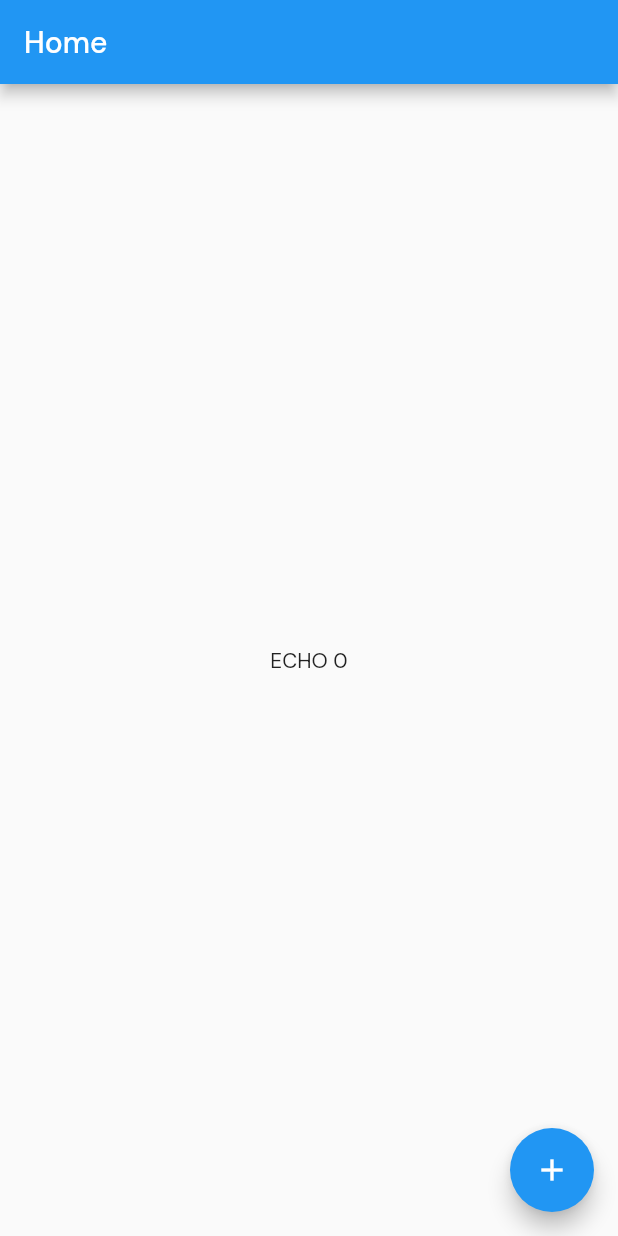
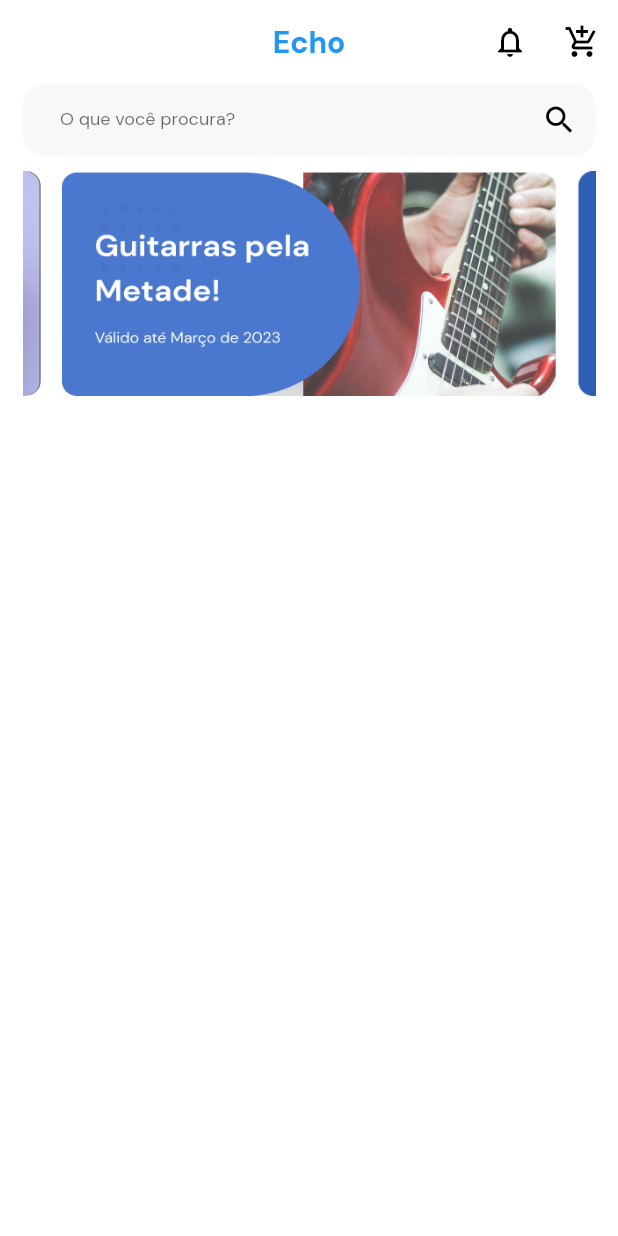
Before and after one commit to felix-thiago/Grupo-03-Echo, a Flutter app: the HomePage screen opened directly, on a phone screen of 412 x 824 dp. Run offline on Flutter 3.47's test engine with Material 2 defaults, Android fonts, the phone set to English and light mode, and no system bars; drawn by our look-alikes of carousel_slider; our stand-ins replace getwidget.

```diff
--- /dev/null
+++ b/lib/components/carrouselcard.dart
@@ -0,0 +1,59 @@
+import 'package:carousel_slider/carousel_slider.dart';
+import 'package:flutter/material.dart';
+import 'package:getwidget/components/carousel/gf_carousel.dart';
+
+class CarrouselCard extends StatelessWidget {
+  const CarrouselCard({super.key});
+
+  @override
+  Widget build(BuildContext context) {
+    return Padding(
+      padding: const EdgeInsets.fromLTRB(0, 10, 0, 0),
+      child: CarouselSlider(
+        items: [
+          Padding(
+            padding: const EdgeInsets.fromLTRB(7, 0, 7, 0),
+            child: Container(
+              width: 800,
+              decoration: const BoxDecoration(
+                borderRadius: BorderRadius.all(Radius.circular(10)),
+                image: DecorationImage(
+                    image: AssetImage('assets/images/foto1.png'),
+                    opacity: 0.9,
+                    alignment: Alignment.bottomRight,
+                    fit: BoxFit.fill),
+              ),
+              child: ConstrainedBox(
+                constraints: BoxConstraints(
+                    maxWidth: MediaQuery.of(context).size.width / 2),
+              ),
+            ),
+          ),
+          Padding(
+            padding: const EdgeInsets.fromLTRB(7, 0, 7, 0),
+            child: Container(
+              width: 800,
+              decoration: const BoxDecoration(
+                borderRadius: BorderRadius.all(Radius.circular(10)),
+                image: DecorationImage(
+                    image: AssetImage('assets/images/foto2.png'),
+                    opacity: 0.9,
+                    alignment: Alignment.bottomRight,
+                    fit: BoxFit.fill),
+              ),
+              child: ConstrainedBox(
+                constraints: BoxConstraints(
+                    maxWidth: MediaQuery.of(context).size.width / 2),
+              ),
+            ),
+          ),
+        ],
+        options: CarouselOptions(
+          height: 150,
+          enableInfiniteScroll: true,
+          viewportFraction: 0.9,
+        ),
+      ),
+    );
+  }
+}
--- a/lib/main.dart
+++ b/lib/main.dart
@@ -1,7 +1,11 @@
 import 'package:flutter/material.dart';
+import 'package:flutter/services.dart';
 import 'myapp.dart';
 
 void main() {
+  WidgetsFlutterBinding.ensureInitialized();
+  SystemChrome.setEnabledSystemUIMode(SystemUiMode.manual,
+      overlays: [SystemUiOverlay.top]);
   runApp(MyApp());
 }
 
--- a/lib/myapp.dart
+++ b/lib/myapp.dart
@@ -9,10 +9,13 @@ class MyApp extends StatelessWidget {
   @override
   Widget build(BuildContext context) {
     return MaterialApp(
-      theme: ThemeData(fontFamily: 'DM Sans'),
+      theme: ThemeData(
+        fontFamily: 'DM Sans',
+        scaffoldBackgroundColor: Colors.white,
+      ),
       debugShowCheckedModeBanner: false,
       home: HomeController(
-        child: LoginPage(),
+        child: HomePage(),
       ),
     );
   }
--- a/lib/views/home_page.dart
+++ b/lib/views/home_page.dart
@@ -1,4 +1,5 @@
 import 'package:flutter/material.dart';
+import 'package:pi_flutter/components/carrouselcard.dart';
 import 'package:pi_flutter/home_controller.dart';
 
 // class HomePage extends StatelessWidget {
@@ -39,18 +40,60 @@ class _HomePageState extends State<HomePage> {
   Widget build(BuildContext context) {
     return Scaffold(
       appBar: AppBar(
-        title: Text('Home'),
+        backgroundColor: Colors.white,
+        elevation: 0,
+        centerTitle: true,
+        title: const Text(
+          'Echo',
+          style: TextStyle(color: Colors.blue, fontWeight: FontWeight.w700),
+        ),
+        actions: [
+          IconButton(
+            onPressed: () {},
+            icon: const Icon(
+              Icons.notifications_none,
+              color: Colors.black,
+            ),
+          ),
+          IconButton(
+            onPressed: () {},
+            icon: const Icon(
+              Icons.add_shopping_cart,
+              color: Colors.black,
+            ),
+          )
+        ],
       ),
-      body: Center(
-        child: Text('ECHO $counter'),
-      ),
-      floatingActionButton: FloatingActionButton(
-        child: Icon(Icons.add),
-        onPressed: () {
-          setState(() {
-            counter++;
-          });
-        },
+      body: Padding(
+        padding: const EdgeInsets.fromLTRB(15, 0, 15, 0),
+        child: Column(
+          children: [
+            TextField(
+              onChanged: (text) {
+                // setState(() {
+                //   email = text;
+                // });
+              },
+              keyboardType: TextInputType.emailAddress,
+              decoration: const InputDecoration(
+                suffixIcon: Icon(Icons.search),
+                suffixIconColor: Colors.black,
+                contentPadding: EdgeInsets.fromLTRB(25, 0, 0, 0),
+                labelText: 'O que você procura?',
+                labelStyle: TextStyle(fontSize: 12),
+                border: OutlineInputBorder(
+                  borderSide: BorderSide.none,
+                  borderRadius: BorderRadius.all(
+                    Radius.circular(15),
+                  ),
+                ),
+                filled: true,
+                fillColor: Color.fromARGB(255, 248, 248, 248),
+              ),
+            ),
+            const CarrouselCard()
+          ],
+        ),
       ),
     );
   }
--- a/pubspec.yaml
+++ b/pubspec.yaml
@@ -34,6 +34,8 @@ dependencies:
   # The following adds the Cupertino Icons font to your application.
   # Use with the CupertinoIcons class for iOS style icons.
   cupertino_icons: ^1.0.2
+  getwidget: ^3.0.1
+  carousel_slider: ^4.2.1
 
 dev_dependencies:
   flutter_test:
@@ -51,6 +53,9 @@ dev_dependencies:
 
 # The following section is specific to Flutter packages.
 flutter:
+  assets:
+    - assets/images/foto1.png
+    - assets/images/foto2.png
   fonts:
     - family: DM Sans
       fonts:
```
Also changed, not shown: assets/images/foto1.png (added), assets/images/foto2.png (added).
